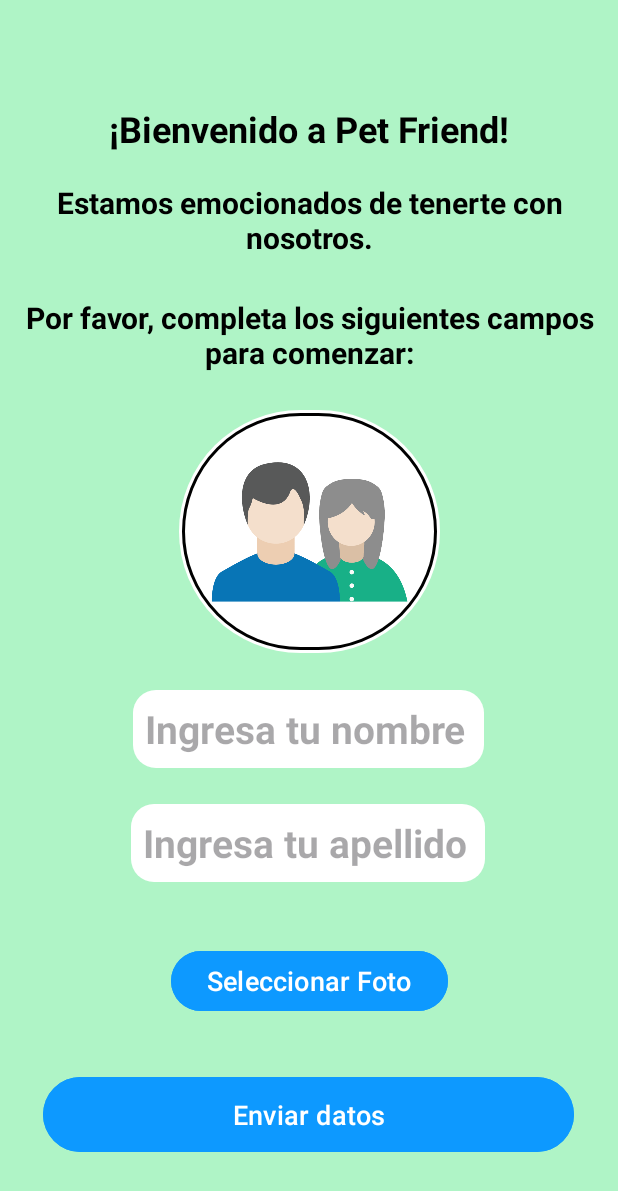
After one commit to nelsonfacundo/Pet_Friends_APP, an Android app: the DataFormActivity screen opened directly, with no data from a screen before it, on a phone screen of 412 x 824 dp. The commit adds this screen. Shown: the top 1191 px of the screen. Run offline under Robolectric (Android 15) with nearby library versions, the phone set to English and light mode, and no system bars; our stand-ins replace Firebase (no records; nobody signed in at launch, a user with empty details on screens opened directly).

Commit message:
Add data form with integration Firebase

```diff
--- a/app/build.gradle.kts
+++ b/app/build.gradle.kts
@@ -38,6 +38,7 @@ android {
 }
 
 dependencies {
+    implementation(libs.firebase.storage.ktx)
     var navVersion = "2.8.0-beta01"
     implementation(libs.androidx.core.ktx)
     implementation(libs.androidx.appcompat)
@@ -55,4 +56,9 @@ dependencies {
     //FIREBASE DEPENDENCIAS
     implementation(platform("com.google.firebase:firebase-bom:33.0.0"))
     implementation("com.google.firebase:firebase-analytics")
+    implementation("com.google.firebase:firebase-firestore-ktx:23.0.3")
+
+    implementation ("com.github.bumptech.glide:glide:4.12.0")
+    annotationProcessor("com.github.bumptech.glide:compiler:4.12.0")
+
 }
--- a/app/src/main/AndroidManifest.xml
+++ b/app/src/main/AndroidManifest.xml
@@ -3,6 +3,7 @@
     xmlns:tools="http://schemas.android.com/tools">
 
     <uses-permission android:name="android.permission.INTERNET" />
+    <uses-permission android:name="android.permission.READ_EXTERNAL_STORAGE" />
 
     <application
         android:allowBackup="true"
@@ -14,6 +15,9 @@
         android:supportsRtl="true"
         android:theme="@style/Theme.PetFriendsAPP"
         tools:targetApi="31">
+        <activity
+            android:name=".DataFormActivity"
+            android:exported="false" />
         <activity
             android:name=".ForgotPasswordActivity"
             android:exported="false" />
--- /dev/null
+++ b/app/src/main/res/drawable/rounded_border.xml
@@ -0,0 +1,16 @@
+<!-- rounded_border.xml -->
+<layer-list xmlns:android="http://schemas.android.com/apk/res/android">
+    <item>
+        <shape android:shape="rectangle">
+            <solid android:color="@android:color/white" />
+            <corners android:radius="250dp" /> <!-- Ajusta el radio según lo necesites -->
+        </shape>
+    </item>
+    <item android:bottom="2dp" android:left="2dp" android:right="2dp" android:top="2dp">
+        <shape android:shape="rectangle">
+            <solid android:color="@android:color/transparent" />
+            <corners android:radius="250dp" /> <!-- Radio ligeramente menor para el borde -->
+            <stroke android:width="2dp" android:color="@android:color/black" />
+        </shape>
+    </item>
+</layer-list>
--- /dev/null
+++ b/app/src/main/res/layout/activity_data_form.xml
@@ -0,0 +1,123 @@
+<androidx.constraintlayout.widget.ConstraintLayout xmlns:android="http://schemas.android.com/apk/res/android"
+    xmlns:app="http://schemas.android.com/apk/res-auto"
+    xmlns:tools="http://schemas.android.com/tools"
+    android:layout_width="match_parent"
+    android:layout_height="match_parent"
+    android:background="@color/primary">
+
+    <TextView
+        android:id="@+id/txt_data_one"
+        style="@style/textViewEdit"
+        android:layout_width="wrap_content"
+        android:layout_height="wrap_content"
+        android:layout_gravity="center_horizontal"
+        android:text="@string/txt_data_ones"
+        android:textSize="24sp"
+        android:textStyle="bold"
+        app:layout_constraintBottom_toBottomOf="parent"
+        app:layout_constraintEnd_toEndOf="parent"
+        app:layout_constraintStart_toStartOf="parent"
+        app:layout_constraintTop_toTopOf="parent"
+        app:layout_constraintVertical_bias="0.088" />
+
+    <TextView
+        android:id="@+id/txt_data_two"
+        style="@style/textViewEdit"
+        android:layout_width="wrap_content"
+        android:layout_height="wrap_content"
+        android:layout_gravity="center_horizontal"
+        android:text="@string/txt_data_two"
+        android:textAlignment="center"
+        android:textSize="20sp"
+        app:layout_constraintBottom_toBottomOf="parent"
+        app:layout_constraintEnd_toEndOf="parent"
+        app:layout_constraintStart_toStartOf="parent"
+        app:layout_constraintTop_toTopOf="parent"
+        app:layout_constraintVertical_bias="0.157" />
+
+    <TextView
+        android:id="@+id/txt_data_three"
+        style="@style/textViewEdit"
+        android:layout_width="wrap_content"
+        android:layout_height="wrap_content"
+        android:layout_gravity="center_horizontal"
+        android:text="@string/txt_data_three"
+        android:textAlignment="center"
+        android:textSize="20sp"
+        app:layout_constraintBottom_toBottomOf="parent"
+        app:layout_constraintEnd_toEndOf="parent"
+        app:layout_constraintHorizontal_bias="0.0"
+        app:layout_constraintStart_toStartOf="parent"
+        app:layout_constraintTop_toBottomOf="@+id/txt_data_two"
+        app:layout_constraintVertical_bias="0.043" />
+
+    <ImageView
+        android:id="@+id/imageViewAvatar"
+        android:layout_width="174dp"
+        android:layout_height="162dp"
+        android:background="@drawable/rounded_border"
+        android:scaleType="centerCrop"
+        android:src="@drawable/avatar"
+        app:layout_constraintBottom_toTopOf="@+id/input_nombre"
+        app:layout_constraintEnd_toEndOf="parent"
+        app:layout_constraintStart_toStartOf="parent"
+        app:layout_constraintTop_toBottomOf="@+id/txt_data_three" />
+
+    <EditText
+        android:id="@+id/input_nombre"
+        style="@style/textViewEditTitle"
+        android:layout_width="234dp"
+        android:layout_height="52dp"
+        android:background="@drawable/border_inputs"
+        android:ems="10"
+        android:hint="@string/txt_input_name"
+        android:inputType="text"
+        app:layout_constraintBottom_toBottomOf="parent"
+        app:layout_constraintEnd_toEndOf="parent"
+        app:layout_constraintHorizontal_bias="0.497"
+        app:layout_constraintStart_toStartOf="parent"
+        app:layout_constraintTop_toTopOf="parent"
+        app:layout_constraintVertical_bias="0.596" />
+
+    <EditText
+        android:id="@+id/input_apellido"
+        style="@style/textViewEditTitle"
+        android:layout_width="236dp"
+        android:layout_height="52dp"
+        android:layout_marginBottom="212dp"
+        android:background="@drawable/border_inputs"
+        android:ems="10"
+        android:hint="@string/txt_input_lastname"
+        android:inputType="text"
+        app:layout_constraintBottom_toBottomOf="parent"
+        app:layout_constraintEnd_toEndOf="parent"
+        app:layout_constraintHorizontal_bias="0.497"
+        app:layout_constraintStart_toStartOf="parent"
+        app:layout_constraintTop_toBottomOf="@+id/input_nombre" />
+
+    <Button
+        android:id="@+id/buttonSeleccionarAvatar"
+        style="@style/colorBtn"
+        android:layout_width="wrap_content"
+        android:layout_height="wrap_content"
+        android:layout_marginBottom="36dp"
+        android:text="@string/txt_btn_avatar"
+        app:layout_constraintBottom_toTopOf="@+id/buttonGuardar"
+        app:layout_constraintEnd_toEndOf="parent"
+        app:layout_constraintStart_toStartOf="parent"
+        app:layout_constraintTop_toBottomOf="@+id/input_apellido"
+        app:layout_constraintVertical_bias="1.0" />
+
+    <Button
+        android:id="@+id/buttonGuardar"
+        style="@style/colorBtn"
+        android:layout_width="354dp"
+        android:layout_height="58dp"
+        android:layout_marginBottom="52dp"
+        android:text="@string/txt_btn_data"
+        app:layout_constraintBottom_toBottomOf="parent"
+        app:layout_constraintEnd_toEndOf="parent"
+        app:layout_constraintHorizontal_bias="0.491"
+        app:layout_constraintStart_toStartOf="parent" />
+
+</androidx.constraintlayout.widget.ConstraintLayout>
--- a/app/src/main/res/values/strings.xml
+++ b/app/src/main/res/values/strings.xml
@@ -31,4 +31,14 @@
     <string name="forgot_succes">Email enviado con exito</string>
     <string name="forgot_error">Email no existe </string>
     <string name="forgot_empty_error">Email no puede estar vacío</string>
+
+
+    /Pantalla educativa/
+    <string name="txt_data_ones">¡Bienvenido a Pet Friend!</string>
+    <string name="txt_data_two">Estamos emocionados de tenerte con nosotros.</string>
+    <string name="txt_data_three">Por favor, completa los siguientes campos para comenzar:</string>
+    <string name="txt_input_name">Ingresa tu nombre</string>
+    <string name="txt_input_lastname">Ingresa tu apellido</string>
+    <string name="txt_btn_avatar">Seleccionar Foto</string>
+    <string name="txt_btn_data">Enviar datos</string>
 </resources>
--- a/gradle/libs.versions.toml
+++ b/gradle/libs.versions.toml
@@ -18,6 +18,7 @@ navigationSafeArgsGradlePluginVersion = "2.8.0-beta01"
 androidNavigationSafeArgsGradlePlugin = "1.0.0-alpha10"
 firebaseDatabaseKtx = "21.0.0"
 firebaseAuthKtx = "23.0.0"
+firebaseStorageKtx = "21.0.0"
 
 [libraries]
 androidx-core-ktx = { group = "androidx.core", name = "core-ktx", version.ref = "coreKtx" }
@@ -38,6 +39,7 @@ android-navigation-safe-args-gradle-plugin = { group = "android.arch.navigation"
 
 firebase-database-ktx = { group = "com.google.firebase", name = "firebase-database-ktx", version.ref = "firebaseDatabaseKtx" }
 firebase-auth-ktx = { group = "com.google.firebase", name = "firebase-auth-ktx", version.ref = "firebaseAuthKtx" }
+firebase-storage-ktx = { group = "com.google.firebase", name = "firebase-storage-ktx", version.ref = "firebaseStorageKtx" }
 
 
 [plugins]
```
Also changed, not shown: app/src/main/java/com/example/petfriendsapp/DataFormActivity.kt (added, +191 -0 lines), app/src/main/java/com/example/petfriendsapp/LoginActivity.kt (+30 -2 lines), app/src/main/res/drawable/avatar.png (added), app/src/main/res/drawable/avatar_user.png (added).
